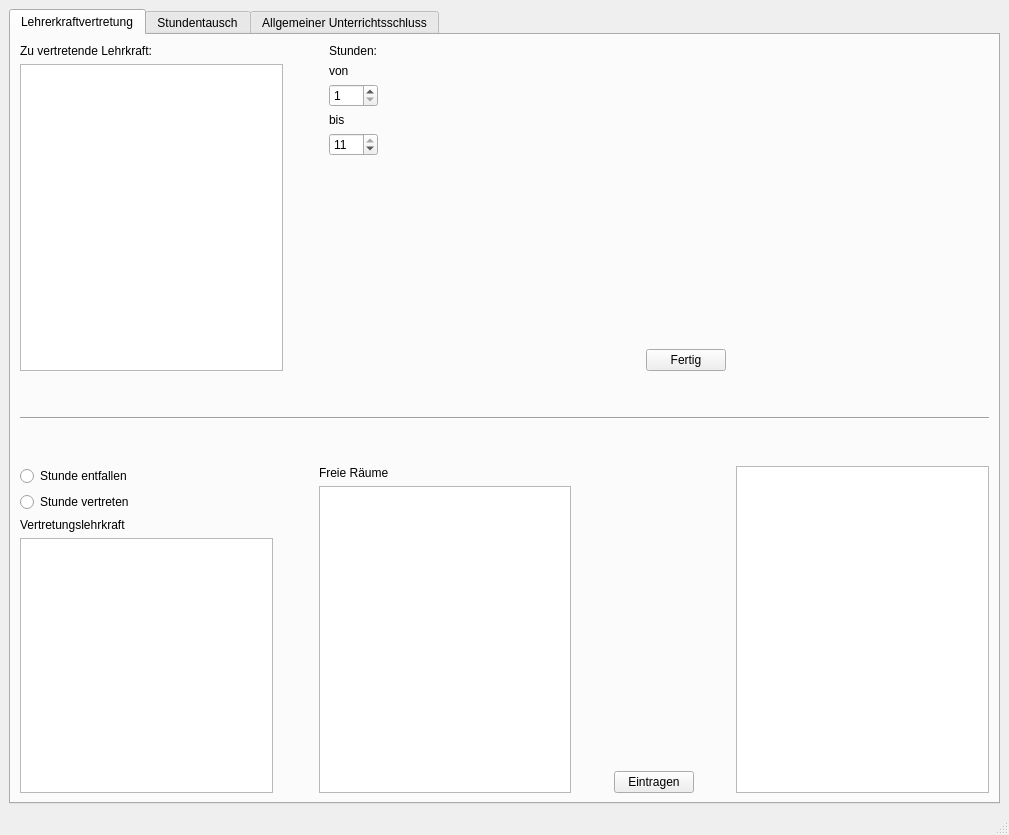
Old version of the form mainWindow.ui in the repository LordMuetze/InformatikVertretungsplan.
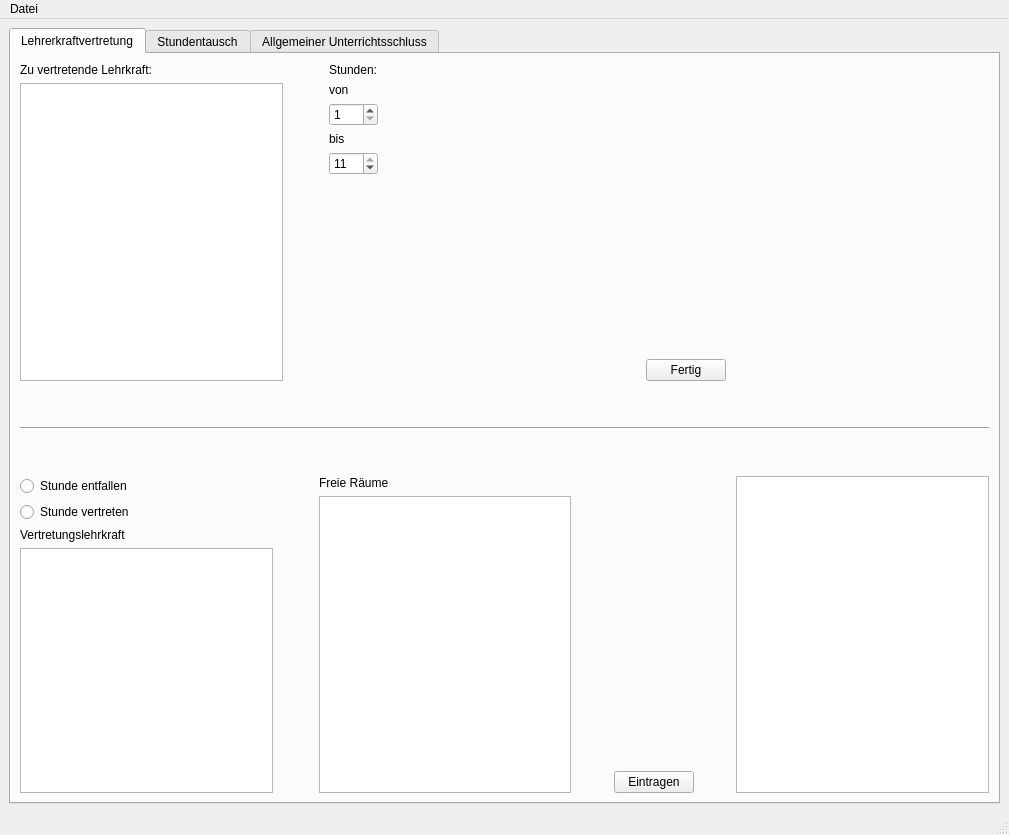
New version of the form.

Commit message: ADD: Menubar - Datei speichern/oeffnen

Patch:
```diff
--- a/mainWindow.ui
+++ b/mainWindow.ui
@@ -362,9 +362,17 @@
      <x>0</x>
      <y>0</y>
      <width>1009</width>
-     <height>26</height>
+     <height>21</height>
     </rect>
    </property>
+   <widget class="QMenu" name="menuDatei">
+    <property name="title">
+     <string>Datei</string>
+    </property>
+    <addaction name="action_ffnen"/>
+    <addaction name="actionSpeichern"/>
+   </widget>
+   <addaction name="menuDatei"/>
   </widget>
   <widget class="QStatusBar" name="statusbar"/>
  </widget>
```
Left out of the diff: 16 changed lines with no effect on the pictures.
